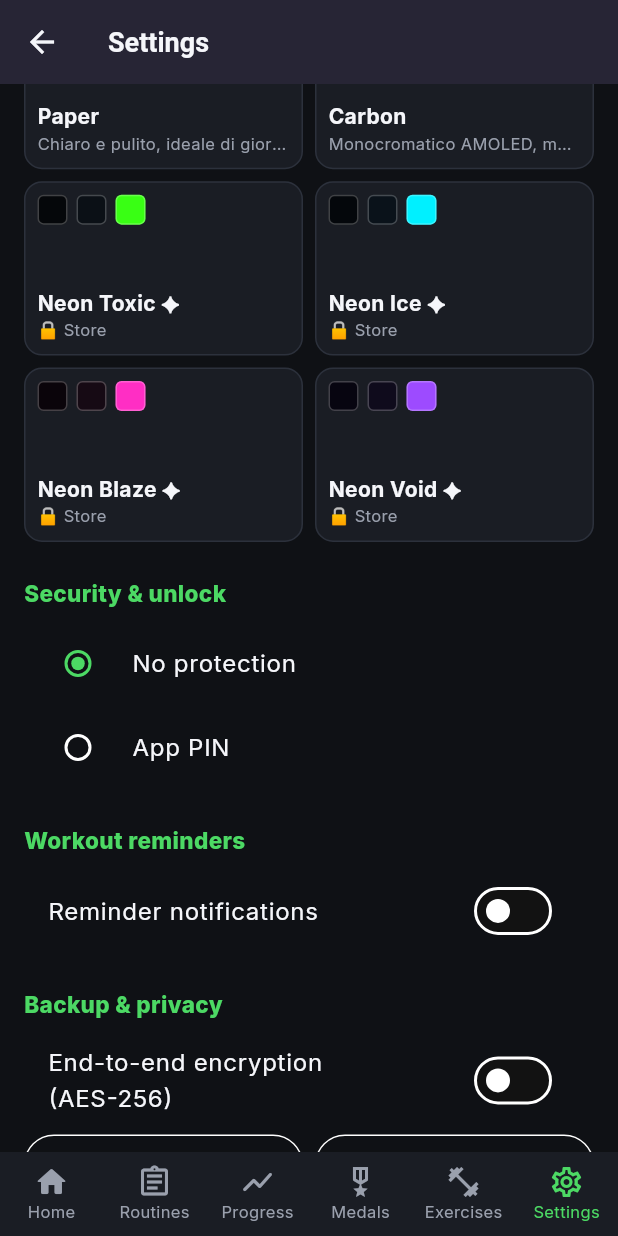
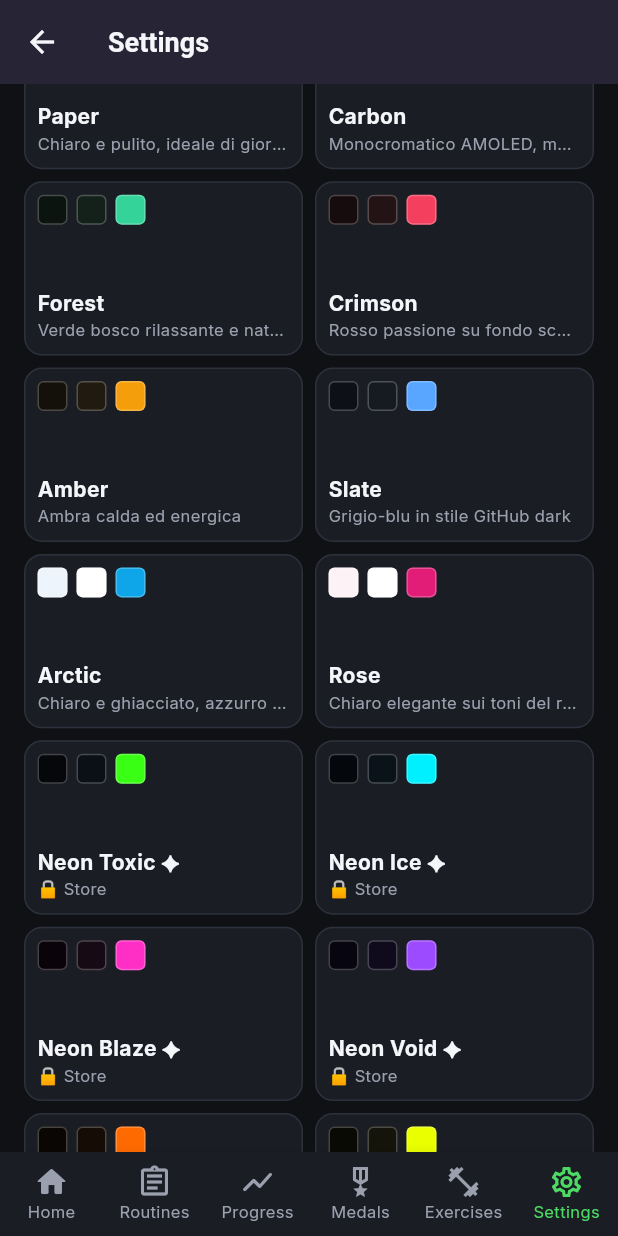
Before and after one commit to MrAtom007/calyflutter, a Flutter app: the RootNav screen opened directly, item 6 of the bottom bar chosen, scrolled down 576 dp, on a phone screen of 412 x 824 dp. Run offline on Flutter 3.47's test engine with Material 3 defaults, Android fonts, the phone set to English and light mode, and no system bars; our stand-ins replace audioplayers, cached_network_image, confetti, fl_chart, flutter_animate, flutter_local_notifications and 8 more; missing offline and left inert: encrypt; accounts and stored records are empty.

Commit message:
Più colori e suoni più marcati
- 6 nuovi temi free: Forest, Crimson, Amber, Slate, Arctic, Rose
- 4 nuovi temi neon premium: Neon Ember, Neon Volt, Neon Inferno, Neon Pulse
- Effetti sonori rigenerati più ricchi e forti (accordi, armoniche, fanfara
  epica al level-up, allarme timer marcato) e volumi di riproduzione aumentati

```diff
--- a/lib/services/feedback_service.dart
+++ b/lib/services/feedback_service.dart
@@ -45,12 +45,12 @@ class FeedbackService {
     } catch (_) {}
   }
 
-  static void tap() => _play('tap', volume: 0.6);
-  static void beep() => _play('beep', volume: 0.7);
-  static void success() => _play('success');
-  static void complete() => _play('complete');
-  static void levelUp() => _play('levelup');
-  static void unlock() => _play('unlock');
+  static void tap() => _play('tap', volume: 0.85);
+  static void beep() => _play('beep', volume: 1.0);
+  static void success() => _play('success', volume: 1.0);
+  static void complete() => _play('complete', volume: 1.0);
+  static void levelUp() => _play('levelup', volume: 1.0);
+  static void unlock() => _play('unlock', volume: 1.0);
 
   // ---------------- Vibrazioni ----------------
   static void _vibrate({List<int>? pattern}) {
--- a/lib/theme/app_theme.dart
+++ b/lib/theme/app_theme.dart
@@ -164,6 +164,72 @@ final Map<String, AppSkin> appThemes = {
       border: '#262626', danger: '#ef4444',
     ),
   ),
+  'forest': AppSkin(
+    id: 'forest',
+    name: 'Forest',
+    description: 'Verde bosco rilassante e naturale',
+    mode: Brightness.dark,
+    colors: AppColors.hex(
+      bg: '#0c140f', card: '#14201a', cardAlt: '#1d2e25', text: '#eaf5ee',
+      textMuted: '#8fae9c', primary: '#34d399', primaryDark: '#10b981',
+      border: '#223a2e', danger: '#f87171',
+    ),
+  ),
+  'crimson': AppSkin(
+    id: 'crimson',
+    name: 'Crimson',
+    description: 'Rosso passione su fondo scuro',
+    mode: Brightness.dark,
+    colors: AppColors.hex(
+      bg: '#160b0d', card: '#241315', cardAlt: '#331a1d', text: '#fdeaec',
+      textMuted: '#c39aa0', primary: '#f43f5e', primaryDark: '#e11d48',
+      border: '#3a2226', danger: '#ff5252',
+    ),
+  ),
+  'amber': AppSkin(
+    id: 'amber',
+    name: 'Amber',
+    description: 'Ambra calda ed energica',
+    mode: Brightness.dark,
+    colors: AppColors.hex(
+      bg: '#14100a', card: '#201a10', cardAlt: '#2e2617', text: '#fdf3e0',
+      textMuted: '#c4b090', primary: '#f59e0b', primaryDark: '#d97706',
+      border: '#3a2f1a', danger: '#ef4444',
+    ),
+  ),
+  'slate': AppSkin(
+    id: 'slate',
+    name: 'Slate',
+    description: 'Grigio-blu in stile GitHub dark',
+    mode: Brightness.dark,
+    colors: AppColors.hex(
+      bg: '#0d1117', card: '#161b22', cardAlt: '#21262d', text: '#e6edf3',
+      textMuted: '#8b949e', primary: '#58a6ff', primaryDark: '#388bfd',
+      border: '#30363d', danger: '#f85149',
+    ),
+  ),
+  'arctic': AppSkin(
+    id: 'arctic',
+    name: 'Arctic',
+    description: 'Chiaro e ghiacciato, azzurro nordico',
+    mode: Brightness.light,
+    colors: AppColors.hex(
+      bg: '#eef4fb', card: '#ffffff', cardAlt: '#e2ecf7', text: '#0f2033',
+      textMuted: '#5b7590', primary: '#0ea5e9', primaryDark: '#0284c7',
+      border: '#d3e0ee', danger: '#dc2626',
+    ),
+  ),
+  'rose': AppSkin(
+    id: 'rose',
+    name: 'Rose',
+    description: 'Chiaro elegante sui toni del rosa',
+    mode: Brightness.light,
+    colors: AppColors.hex(
+      bg: '#fdf2f6', card: '#ffffff', cardAlt: '#fbe4ec', text: '#2a1720',
+      textMuted: '#8a6b76', primary: '#e11d78', primaryDark: '#be185d',
+      border: '#f2d5e0', danger: '#dc2626',
+    ),
+  ),
   'neonGreen': AppSkin(
     id: 'neonGreen',
     name: 'Neon Toxic',
@@ -220,11 +286,68 @@ final Map<String, AppSkin> appThemes = {
       border: '#241a3d', danger: '#ff4d8d',
     ),
   ),
+  'neonOrange': AppSkin(
+    id: 'neonOrange',
+    name: 'Neon Ember',
+    description: 'Arancio incandescente, calore neon',
+    mode: Brightness.dark,
+    neon: true,
+    premium: true,
+    glow: _hex('#ff6a00'),
+    colors: AppColors.hex(
+      bg: '#0a0603', card: '#150c05', cardAlt: '#22140a', text: '#fff0e6',
+      textMuted: '#9a7d6b', primary: '#ff6a00', primaryDark: '#cc5200',
+      border: '#331d0e', danger: '#ff3b6b',
+    ),
+  ),
+  'neonYellow': AppSkin(
+    id: 'neonYellow',
+    name: 'Neon Volt',
+    description: 'Giallo elettrico ad alta tensione',
+    mode: Brightness.dark,
+    neon: true,
+    premium: true,
+    glow: _hex('#eaff00'),
+    colors: AppColors.hex(
+      bg: '#0a0a04', card: '#14140a', cardAlt: '#1f1f10', text: '#fbffe6',
+      textMuted: '#8a8b6f', primary: '#eaff00', primaryDark: '#b8c400',
+      border: '#30310e', danger: '#ff4d6d',
+    ),
+  ),
+  'neonRed': AppSkin(
+    id: 'neonRed',
+    name: 'Neon Inferno',
+    description: 'Rosso lava, aggressivo e vivo',
+    mode: Brightness.dark,
+    neon: true,
+    premium: true,
+    glow: _hex('#ff1e3c'),
+    colors: AppColors.hex(
+      bg: '#0a0405', card: '#16090c', cardAlt: '#220f14', text: '#ffe6ea',
+      textMuted: '#9a6f78', primary: '#ff1e3c', primaryDark: '#cc1730',
+      border: '#33101a', danger: '#ff5252',
+    ),
+  ),
+  'neonBlue': AppSkin(
+    id: 'neonBlue',
+    name: 'Neon Pulse',
+    description: 'Blu elettrico profondo, pulsante',
+    mode: Brightness.dark,
+    neon: true,
+    premium: true,
+    glow: _hex('#2e7bff'),
+    colors: AppColors.hex(
+      bg: '#050810', card: '#0a1020', cardAlt: '#0f1a33', text: '#e6eeff',
+      textMuted: '#6f82a3', primary: '#2e7bff', primaryDark: '#1a5ae0',
+      border: '#1a2340', danger: '#ff4d8d',
+    ),
+  ),
 };
 
 final List<AppSkin> themeList = appThemes.values.toList();
 const List<String> freeThemeIds = [
-  'midnight', 'ocean', 'sunset', 'grape', 'paper', 'carbon'
+  'midnight', 'ocean', 'sunset', 'grape', 'paper', 'carbon',
+  'forest', 'crimson', 'amber', 'slate', 'arctic', 'rose',
 ];
 const String defaultThemeId = 'midnight';
 
```
Also changed, not shown: 6 other files.
